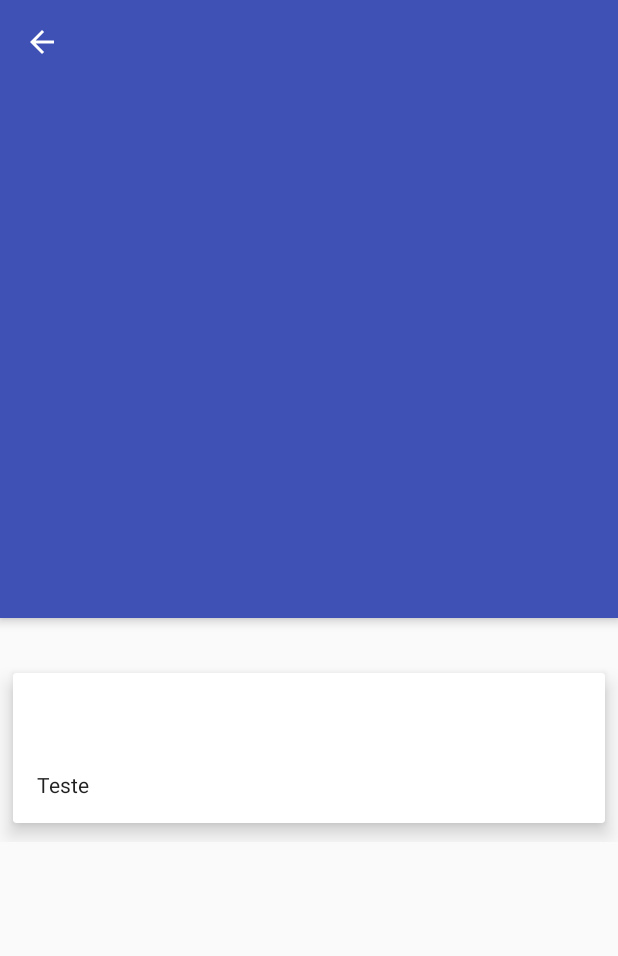
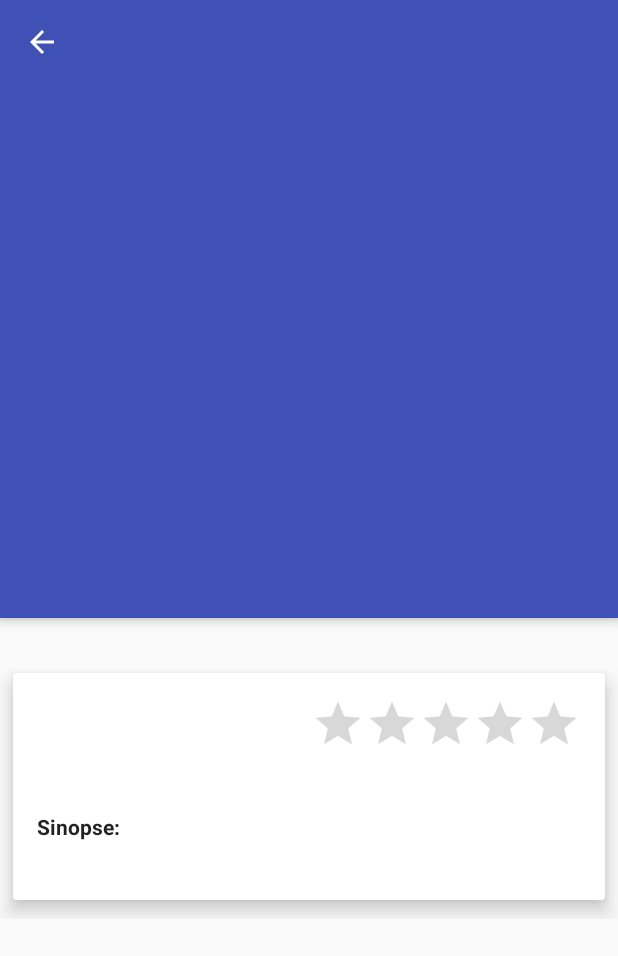
Before and after one commit to rochadaniel/TesteCinemaAPI, an Android app: the MovieDetailsActivity screen opened directly, with no data from a screen before it, on a phone screen of 412 x 824 dp. Shown: the top 956 px of the screen. Run offline under Robolectric (Android 15) with nearby library versions, the phone set to English and light mode, and no system bars; our stand-ins replace ButterKnife; libraries missing offline, so code that uses them is left out: android.support.v7; network calls fail; pictures from the network do not load; 1 statement that could not run was skipped.

Commit message:
setando mais dados na tela de detalhes

```diff
--- a/app/src/main/java/danielrocha/cinema/MovieDetailsActivity.java
+++ b/app/src/main/java/danielrocha/cinema/MovieDetailsActivity.java
@@ -16,26 +16,41 @@ import android.transition.Slide;
 import android.view.MotionEvent;
 import android.view.View;
 import android.widget.ImageView;
+import android.widget.RatingBar;
 import android.widget.TextView;
+import android.widget.Toast;
 
 import com.bumptech.glide.Glide;
 import com.bumptech.glide.load.engine.DiskCacheStrategy;
 import com.bumptech.glide.request.animation.GlideAnimation;
 import com.bumptech.glide.request.target.SimpleTarget;
 
+import butterknife.Bind;
+import butterknife.ButterKnife;
 import danielrocha.cinema.models.MovieModel;
 
 public class MovieDetailsActivity extends AppCompatActivity {
 
     private static final String EXTRA_IMAGE = "extraImage";
     private static final String EXTRA_TITLE = "extraTitle";
-    private CollapsingToolbarLayout collapsingToolbarLayout;
-    private ImageView image;
+    private static final String EXTRA_DESCRIPTION = "extraDescription";
+    private static final String EXTRA_VOTE = "extraVote";
+    private static final String EXTRA_YEAR = "extraYear";
+
+    @Bind(R.id.image) ImageView image;
+    @Bind(R.id.title) TextView title;
+    @Bind(R.id.description) TextView description;
+    @Bind(R.id.year) TextView year;
+    @Bind(R.id.collapsing_toolbar) CollapsingToolbarLayout collapsingToolbarLayout;
+    @Bind(R.id.ratingBar) RatingBar ratingBar;
 
     public static void navigate(FragmentActivity activity, View transitionImage, MovieModel viewModel) {
         Intent intent = new Intent(activity, MovieDetailsActivity.class);
         intent.putExtra(EXTRA_IMAGE, viewModel.getUrl());
         intent.putExtra(EXTRA_TITLE, viewModel.getTitle());
+        intent.putExtra(EXTRA_DESCRIPTION, viewModel.getOverview());
+        intent.putExtra(EXTRA_VOTE, viewModel.getVote_average());
+        intent.putExtra(EXTRA_YEAR, viewModel.getReleaseYear());
 
         ActivityOptionsCompat options = ActivityOptionsCompat.makeSceneTransitionAnimation(activity, transitionImage, EXTRA_IMAGE);
         ActivityCompat.startActivity(activity, intent, options.toBundle());
@@ -47,18 +62,20 @@ public class MovieDetailsActivity extends AppCompatActivity {
         initActivityTransitions();
         setContentView(R.layout.activity_movie_details);
 
+        ButterKnife.bind(this);
+
         ViewCompat.setTransitionName(findViewById(R.id.app_bar_layout), EXTRA_IMAGE);
         supportPostponeEnterTransition();
 
         setSupportActionBar((Toolbar) findViewById(R.id.toolbar));
         getSupportActionBar().setDisplayHomeAsUpEnabled(true);
 
+        ratingBar.setRating(0.0f);
+
         String itemTitle = getIntent().getStringExtra(EXTRA_TITLE);
-        collapsingToolbarLayout = (CollapsingToolbarLayout) findViewById(R.id.collapsing_toolbar);
+
         collapsingToolbarLayout.setTitle(itemTitle);
         collapsingToolbarLayout.setExpandedTitleColor(getResources().getColor(android.R.color.transparent));
-
-        image = (ImageView) findViewById(R.id.image);
 
         Glide.with(MovieDetailsActivity.this)
                 .load(getIntent().getStringExtra(EXTRA_IMAGE))
@@ -75,8 +92,14 @@ public class MovieDetailsActivity extends AppCompatActivity {
                     }
                 });
 
-        TextView title = (TextView) findViewById(R.id.title);
         title.setText(itemTitle);
+        description.setText(getIntent().getStringExtra(EXTRA_DESCRIPTION));
+        year.setText(getIntent().getStringExtra(EXTRA_YEAR));
+        double rating = (getIntent().getDoubleExtra(EXTRA_VOTE, 0)/2);
+        float newRating = (float) (rating/2);
+
+        ratingBar.setRating(Float.parseFloat(rating + "f"));
+
     }
 
     private void initActivityTransitions() {
--- a/app/src/main/java/danielrocha/cinema/fragments/GridFragment.java
+++ b/app/src/main/java/danielrocha/cinema/fragments/GridFragment.java
@@ -88,27 +88,11 @@ public class GridFragment  extends Fragment implements OnItemClickListener {
         recyclerView.setLayoutManager(mLayoutManager);
         recyclerView.setItemAnimator(new DefaultItemAnimator());
         recyclerView.setAdapter(mAdapter);
-        /*recyclerView.addOnItemTouchListener(new GalleryAdapter.RecyclerTouchListener(getActivity().getApplicationContext(), recyclerView, new GalleryAdapter.ClickListener() {
-            @Override
-            public void onClick(View view, int position) {
-
-                Toast.makeText(getActivity(), movieModels.get(position).getOriginal_title(), Toast.LENGTH_SHORT).show();
-            }
-
-            @Override
-            public void onLongClick(View view, int position) {
-
-            }
-        }));*/
 
         recyclerView.addOnScrollListener(new EndlessRecyclerOnScrollListener(mLayoutManager) {
 
             @Override
             public void onLoadMore(int current_page) {
-                /*if(perfilListAdapter.getListSize() < perfilListAdapter.getTotalOrders()) {
-                    //Toast.makeText(getActivity(), "LOAD MORE", Toast.LENGTH_SHORT).show();
-                    getOrders();
-                }*/
                 if(current_page <= totalPages) {
                     Toast.makeText(getActivity(), "Pag.: " + current_page, Toast.LENGTH_SHORT).show();
                     getMovies(current_page);
--- a/app/src/main/java/danielrocha/cinema/models/MovieModel.java
+++ b/app/src/main/java/danielrocha/cinema/models/MovieModel.java
@@ -1,6 +1,9 @@
 package danielrocha.cinema.models;
 
+import java.text.ParseException;
+import java.text.SimpleDateFormat;
 import java.util.ArrayList;
+import java.util.Date;
 import java.util.List;
 
 /**
@@ -347,4 +350,18 @@ public class MovieModel {
     public String getUrl() {
         return "http://image.tmdb.org/t/p/w342" + this.poster_path;
     }
+
+    public Date getDateFromString(String dateString) {
+        SimpleDateFormat format = new SimpleDateFormat("yyyy-MM-dd");
+        try {
+            Date date = format.parse(dateString);
+            return date;
+        } catch (ParseException e) {
+            return null;
+        }
+    }
+
+    public String getReleaseYear() {
+        return this.release_date.split("-")[0];
+    }
 }
--- a/app/src/main/res/layout/activity_movie_details.xml
+++ b/app/src/main/res/layout/activity_movie_details.xml
@@ -60,24 +60,62 @@
                 <LinearLayout
                     android:layout_width="match_parent"
                     android:layout_height="wrap_content"
-                    android:orientation="vertical">
+                    android:orientation="vertical"
+                    android:layout_marginLeft="@dimen/spacing_large"
+                    android:layout_marginRight="@dimen/spacing_large"
+                    android:layout_marginTop="@dimen/spacing_large">
+
+                    <RelativeLayout
+                        android:layout_width="match_parent"
+                        android:layout_height="match_parent">
+
+                        <TextView
+                            android:layout_width="wrap_content"
+                            android:layout_height="wrap_content"
+                            android:textAppearance="?android:attr/textAppearanceLarge"
+                            android:text="2016"
+                            android:id="@+id/year"
+                            android:layout_centerVertical="true"
+                            android:layout_alignParentLeft="true"
+                            android:layout_alignParentStart="true"
+                            android:ellipsize="end"
+                            android:layout_toLeftOf="@+id/ratingBar"
+                            android:layout_toStartOf="@+id/ratingBar" />
+
+                        <RatingBar
+                            android:layout_width="wrap_content"
+                            android:layout_height="wrap_content"
+                            android:numStars="5"
+                            android:isIndicator="true"
+                            android:id="@+id/ratingBar"
+                            style="?android:attr/ratingBarStyleIndicator"
+                            android:layout_alignParentTop="true"
+                            android:layout_alignParentRight="true"
+                            android:layout_alignParentEnd="true" />
+                    </RelativeLayout>
 
                     <TextView
                         android:id="@+id/title"
                         android:layout_width="match_parent"
                         android:layout_height="wrap_content"
-                        android:layout_marginLeft="@dimen/spacing_large"
-                        android:layout_marginRight="@dimen/spacing_large"
-                        android:layout_marginTop="@dimen/spacing_large"
-                        android:textAppearance="@style/TextAppearance.AppCompat.Headline"/>
+                        android:textAppearance="@style/TextAppearance.AppCompat.Headline"
+                        android:layout_marginBottom="8dp"/>
+
+                    <TextView
+                        android:layout_width="match_parent"
+                        android:layout_height="wrap_content"
+                        android:text="Sinopse:"
+                        android:textStyle="bold"
+                        android:textAppearance="@style/TextAppearance.AppCompat.Body1"
+                        android:layout_marginBottom="4dp"/>
 
                     <TextView
                         android:id="@+id/description"
                         android:layout_width="match_parent"
                         android:layout_height="wrap_content"
-                        android:layout_margin="@dimen/spacing_large"
                         android:text="Teste"
-                        android:textAppearance="@style/TextAppearance.AppCompat.Body1"/>
+                        android:textAppearance="@style/TextAppearance.AppCompat.Body1"
+                        android:layout_marginBottom="16dp"/>
 
                 </LinearLayout>
 
```
